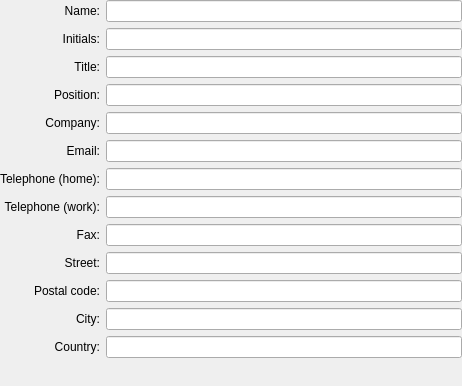
Qt form libs/widgets/KoConfigAuthorPage.ui (KDE/krita) before a commit.
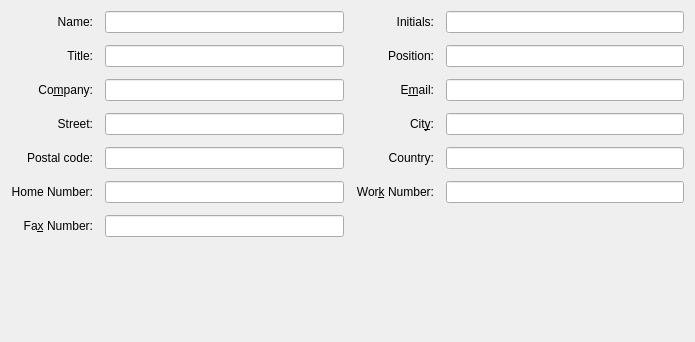
The same form after that commit.

Commit message: condense author profile area and create better tab ordering

Patch:
```diff
--- a/libs/widgets/KoConfigAuthorPage.ui
+++ b/libs/widgets/KoConfigAuthorPage.ui
@@ -6,15 +6,84 @@
    <rect>
     <x>0</x>
     <y>0</y>
-    <width>462</width>
-    <height>386</height>
+    <width>695</width>
+    <height>342</height>
    </rect>
   </property>
+  <layout class="QGridLayout" name="gridLayout_2">
+   <item row="0" column="0">
   <layout class="QGridLayout" name="gridLayout">
-   <property name="margin">
-    <number>0</number>
-   </property>
-   <item row="0" column="1">
+     <property name="spacing">
+      <number>12</number>
+     </property>
+     <item row="5" column="2">
+      <widget class="QLabel" name="lblPhoneWork">
+       <property name="text">
+        <string>Wor&amp;k Number:</string>
+       </property>
+       <property name="alignment">
+        <set>Qt::AlignRight|Qt::AlignTrailing|Qt::AlignVCenter</set>
+       </property>
+       <property name="buddy">
+        <cstring>lePhoneWork</cstring>
+       </property>
+      </widget>
+     </item>
+     <item row="1" column="0">
+      <widget class="QLabel" name="lblTitleDesc">
+       <property name="text">
+        <string>Title:</string>
+       </property>
+       <property name="alignment">
+        <set>Qt::AlignRight|Qt::AlignTrailing|Qt::AlignVCenter</set>
+       </property>
+       <property name="buddy">
+        <cstring>leTitle</cstring>
+       </property>
+      </widget>
+     </item>
+     <item row="1" column="1">
+      <widget class="QLineEdit" name="leTitle"/>
+     </item>
+     <item row="5" column="1">
+      <widget class="QLineEdit" name="lePhoneHome"/>
+     </item>
+     <item row="1" column="3">
+      <widget class="QLineEdit" name="lePosition"/>
+     </item>
+     <item row="4" column="0">
+      <widget class="QLabel" name="lblPostalDesc">
+       <property name="text">
+        <string>Postal code:</string>
+       </property>
+       <property name="alignment">
+        <set>Qt::AlignRight|Qt::AlignTrailing|Qt::AlignVCenter</set>
+       </property>
+       <property name="buddy">
+        <cstring>lePostal</cstring>
+       </property>
+      </widget>
+     </item>
+     <item row="4" column="3">
+      <widget class="QLineEdit" name="leCountry"/>
+     </item>
+     <item row="2" column="3">
+      <widget class="QLineEdit" name="leEmail"/>
+     </item>
+     <item row="4" column="2">
+      <widget class="QLabel" name="lblCountryDesc">
+       <property name="text">
+        <string>Country:</string>
+       </property>
+       <property name="alignment">
+        <set>Qt::AlignRight|Qt::AlignTrailing|Qt::AlignVCenter</set>
+       </property>
+       <property name="buddy">
+        <cstring>leCountry</cstring>
+       </property>
+      </widget>
+     </item>
+     <item row="0" column="0">
     <widget class="QLabel" name="fullNameLabel">
      <property name="text">
       <string>Name:</string>
@@ -24,7 +93,7 @@
      </property>
     </widget>
    </item>
-   <item row="0" column="2">
+     <item row="0" column="1">
     <widget class="QLineEdit" name="leFullName">
      <property name="sizePolicy">
       <sizepolicy hsizetype="Expanding" vsizetype="Fixed">
@@ -34,7 +103,62 @@
      </property>
     </widget>
    </item>
-   <item row="1" column="0" colspan="2">
+     <item row="4" column="1">
+      <widget class="QLineEdit" name="lePostal"/>
+     </item>
+     <item row="0" column="3">
+      <widget class="QLineEdit" name="leInitials">
+       <property name="sizePolicy">
+        <sizepolicy hsizetype="Expanding" vsizetype="Fixed">
+         <horstretch>1</horstretch>
+         <verstretch>0</verstretch>
+        </sizepolicy>
+       </property>
+      </widget>
+     </item>
+     <item row="2" column="0">
+      <widget class="QLabel" name="lblCompanyDesc">
+       <property name="text">
+        <string>Co&amp;mpany:</string>
+       </property>
+       <property name="alignment">
+        <set>Qt::AlignRight|Qt::AlignTrailing|Qt::AlignVCenter</set>
+       </property>
+       <property name="buddy">
+        <cstring>leCompany</cstring>
+       </property>
+      </widget>
+     </item>
+     <item row="3" column="0">
+      <widget class="QLabel" name="lblStreetDesc">
+       <property name="text">
+        <string>Street:</string>
+       </property>
+       <property name="alignment">
+        <set>Qt::AlignRight|Qt::AlignTrailing|Qt::AlignVCenter</set>
+       </property>
+       <property name="buddy">
+        <cstring>leStreet</cstring>
+       </property>
+      </widget>
+     </item>
+     <item row="5" column="0">
+      <widget class="QLabel" name="lblPhoneHome">
+       <property name="text">
+        <string>Home Number:</string>
+       </property>
+       <property name="alignment">
+        <set>Qt::AlignRight|Qt::AlignTrailing|Qt::AlignVCenter</set>
+       </property>
+       <property name="buddy">
+        <cstring>lePhoneHome</cstring>
+       </property>
+      </widget>
+     </item>
+     <item row="2" column="1">
+      <widget class="QLineEdit" name="leCompany"/>
+     </item>
+     <item row="0" column="2">
     <widget class="QLabel" name="lblInitialsDesc">
      <property name="text">
       <string>Initials:</string>
@@ -47,33 +171,10 @@
      </property>
     </widget>
    </item>
+     <item row="5" column="3">
+      <widget class="QLineEdit" name="lePhoneWork"/>
+     </item>
    <item row="1" column="2">
-    <widget class="QLineEdit" name="leInitials">
-     <property name="sizePolicy">
-      <sizepolicy hsizetype="Expanding" vsizetype="Fixed">
-       <horstretch>1</horstretch>
-       <verstretch>0</verstretch>
-      </sizepolicy>
-     </property>
-    </widget>
-   </item>
-   <item row="2" column="0" colspan="2">
-    <widget class="QLabel" name="lblTitleDesc">
-     <property name="text">
-      <string>Title:</string>
-     </property>
-     <property name="alignment">
-      <set>Qt::AlignRight|Qt::AlignTrailing|Qt::AlignVCenter</set>
-     </property>
-     <property name="buddy">
-      <cstring>leTitle</cstring>
-     </property>
-    </widget>
-   </item>
-   <item row="2" column="2">
-    <widget class="QLineEdit" name="leTitle"/>
-   </item>
-   <item row="3" column="0" colspan="2">
     <widget class="QLabel" name="lblPositionDesc">
      <property name="text">
       <string>Position:</string>
@@ -86,29 +187,13 @@
      </property>
     </widget>
    </item>
-   <item row="3" column="2">
-    <widget class="QLineEdit" name="lePosition"/>
-   </item>
-   <item row="4" column="0" colspan="2">
-    <widget class="QLabel" name="lblCompanyDesc">
-     <property name="text">
-      <string>Company:</string>
-     </property>
-     <property name="alignment">
-      <set>Qt::AlignRight|Qt::AlignTrailing|Qt::AlignVCenter</set>
-     </property>
-     <property name="buddy">
-      <cstring>leCompany</cstring>
-     </property>
-    </widget>
-   </item>
-   <item row="4" column="2">
-    <widget class="QLineEdit" name="leCompany"/>
-   </item>
-   <item row="5" column="0" colspan="2">
+     <item row="3" column="3">
+      <widget class="QLineEdit" name="leCity"/>
+     </item>
+     <item row="2" column="2">
     <widget class="QLabel" name="lblEmailDesc">
      <property name="text">
-      <string>Email:</string>
+        <string>E&amp;mail:</string>
      </property>
      <property name="alignment">
       <set>Qt::AlignRight|Qt::AlignTrailing|Qt::AlignVCenter</set>
@@ -118,13 +203,10 @@
      </property>
     </widget>
    </item>
-   <item row="5" column="2">
-    <widget class="QLineEdit" name="leEmail"/>
-   </item>
-   <item row="6" column="0" colspan="2">
-    <widget class="QLabel" name="lblPhoneHome">
+     <item row="3" column="2">
+      <widget class="QLabel" name="lblCityDesc">
      <property name="text">
-      <string>Telephone (home):</string>
+        <string>Cit&amp;y:</string>
      </property>
      <property name="alignment">
       <set>Qt::AlignRight|Qt::AlignTrailing|Qt::AlignVCenter</set>
@@ -134,29 +216,13 @@
      </property>
     </widget>
    </item>
-   <item row="6" column="2">
-    <widget class="QLineEdit" name="lePhoneHome"/>
-   </item>
-   <item row="7" column="0" colspan="2">
-    <widget class="QLabel" name="lblPhoneWork">
-     <property name="text">
-      <string>Telephone (work):</string>
-     </property>
-     <property name="alignment">
-      <set>Qt::AlignRight|Qt::AlignTrailing|Qt::AlignVCenter</set>
-     </property>
-     <property name="buddy">
-      <cstring>lePhoneWork</cstring>
-     </property>
-    </widget>
-   </item>
-   <item row="7" column="2">
-    <widget class="QLineEdit" name="lePhoneWork"/>
-   </item>
-   <item row="8" column="0" colspan="2">
+     <item row="3" column="1">
+      <widget class="QLineEdit" name="leStreet"/>
+     </item>
+     <item row="6" column="0">
     <widget class="QLabel" name="lblFaxDesc">
      <property name="text">
-      <string>Fax:</string>
+        <string>Fa&amp;x Number:</string>
      </property>
      <property name="alignment">
       <set>Qt::AlignRight|Qt::AlignTrailing|Qt::AlignVCenter</set>
@@ -166,74 +232,12 @@
      </property>
     </widget>
    </item>
-   <item row="8" column="2">
+     <item row="6" column="1">
     <widget class="QLineEdit" name="leFax"/>
    </item>
-   <item row="9" column="0" colspan="2">
-    <widget class="QLabel" name="lblStreetDesc">
-     <property name="text">
-      <string>Street:</string>
-     </property>
-     <property name="alignment">
-      <set>Qt::AlignRight|Qt::AlignTrailing|Qt::AlignVCenter</set>
-     </property>
-     <property name="buddy">
-      <cstring>leStreet</cstring>
-     </property>
-    </widget>
+    </layout>
    </item>
-   <item row="9" column="2">
-    <widget class="QLineEdit" name="leStreet"/>
-   </item>
-   <item row="10" column="0" colspan="2">
-    <widget class="QLabel" name="lblPostalDesc">
-     <property name="text">
-      <string>Postal code:</string>
-     </property>
-     <property name="alignment">
-      <set>Qt::AlignRight|Qt::AlignTrailing|Qt::AlignVCenter</set>
-     </property>
-     <property name="buddy">
-      <cstring>lePostal</cstring>
-     </property>
-    </widget>
-   </item>
-   <item row="10" column="2">
-    <widget class="QLineEdit" name="lePostal"/>
-   </item>
-   <item row="11" column="0" colspan="2">
-    <widget class="QLabel" name="lblCityDesc">
-     <property name="text">
-      <string>City:</string>
-     </property>
-     <property name="alignment">
-      <set>Qt::AlignRight|Qt::AlignTrailing|Qt::AlignVCenter</set>
-     </property>
-     <property name="buddy">
-      <cstring>leCity</cstring>
-     </property>
-    </widget>
-   </item>
-   <item row="11" column="2">
-    <widget class="QLineEdit" name="leCity"/>
-   </item>
-   <item row="12" column="0" colspan="2">
-    <widget class="QLabel" name="lblCountryDesc">
-     <property name="text">
-      <string>Country:</string>
-     </property>
-     <property name="alignment">
-      <set>Qt::AlignRight|Qt::AlignTrailing|Qt::AlignVCenter</set>
-     </property>
-     <property name="buddy">
-      <cstring>leCountry</cstring>
-     </property>
-    </widget>
-   </item>
-   <item row="12" column="2">
-    <widget class="QLineEdit" name="leCountry"/>
-   </item>
-   <item row="14" column="2">
+   <item row="1" column="0">
     <spacer>
      <property name="orientation">
       <enum>Qt::Vertical</enum>
@@ -246,22 +250,6 @@
      </property>
     </spacer>
    </item>
-   <item row="13" column="2">
-    <spacer name="horizontalSpacer">
-     <property name="orientation">
-      <enum>Qt::Horizontal</enum>
-     </property>
-     <property name="sizeType">
-      <enum>QSizePolicy::Minimum</enum>
-     </property>
-     <property name="sizeHint" stdset="0">
-      <size>
-       <width>200</width>
-       <height>20</height>
-      </size>
-     </property>
-    </spacer>
-   </item>
   </layout>
  </widget>
  <resources/>
```
Left out of the diff: 17 changed lines with no effect on the pictures. Lines whose indentation alone changed are shown as unchanged.
